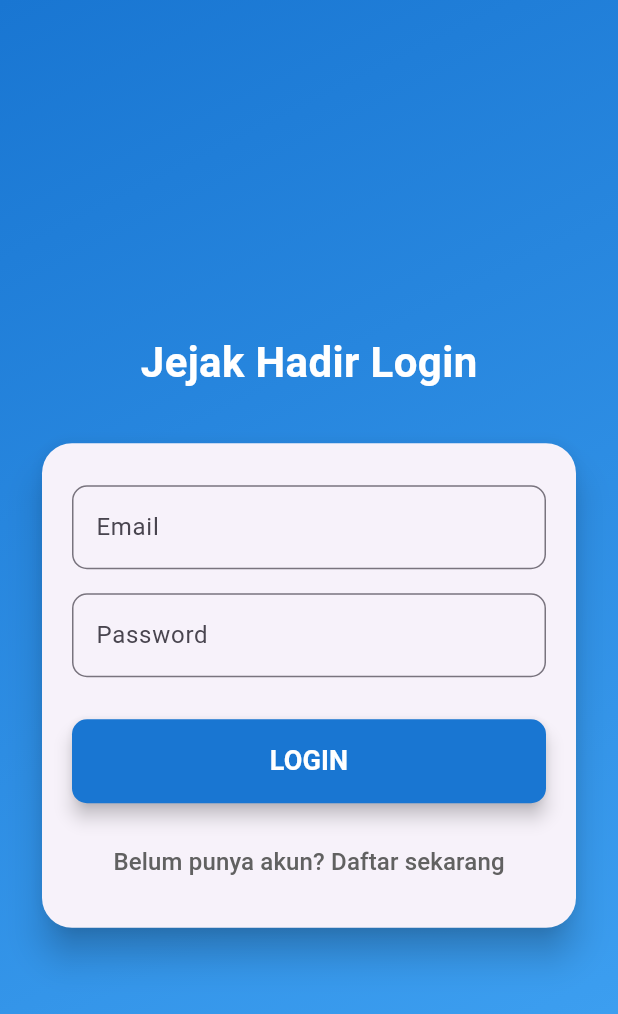
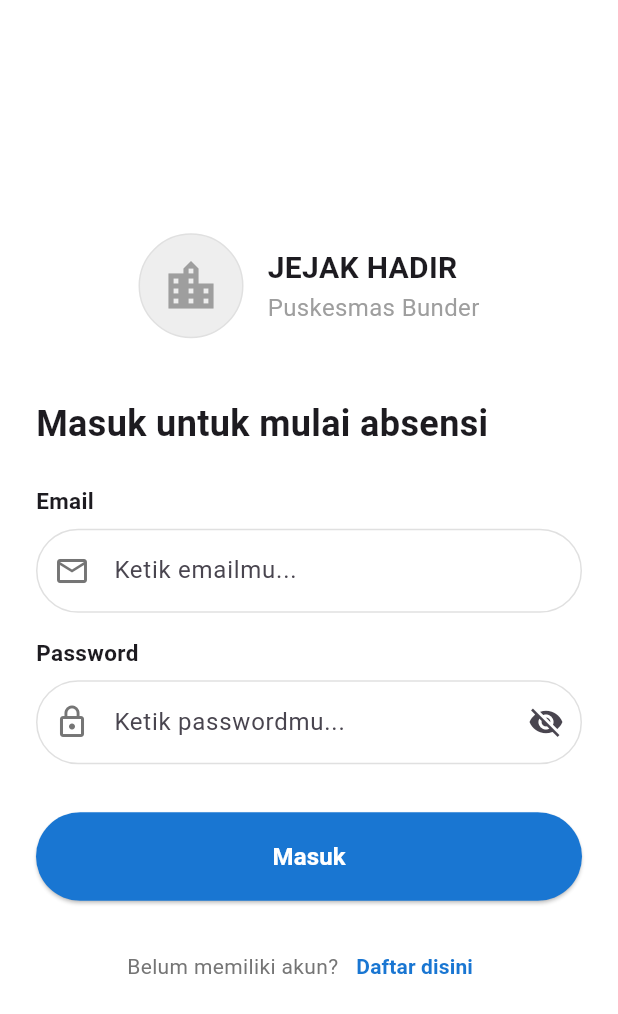
Before and after one commit to Rahidoct/Jejak-Hadir, a Flutter app: the screen it shows after launch, on a phone screen of 412 x 824 dp. Shown: the top 1014 px of the screen. Run offline on Flutter 3.47's test engine with Material 3 defaults, Android fonts, the light colour scheme and no system bars; our stand-ins replace geolocator, permission_handler, shared_preferences, table_calendar.

Commit message:
fix error login, logout, change password, and history attendance

```diff
--- a/lib/models/user_local.dart
+++ b/lib/models/user_local.dart
@@ -36,4 +36,8 @@ class LocalUser {
       grade: map['grade'] as String?,
     );
   }
+
+  static LocalUser fromJson(Map<String, dynamic> json) {
+    return LocalUser.fromMap(json);
+  }
 }
--- a/lib/screens/auth_screen_local.dart
+++ b/lib/screens/auth_screen_local.dart
@@ -10,6 +10,7 @@ class AuthScreenLocal extends StatefulWidget {
 
 class _AuthScreenLocalState extends State<AuthScreenLocal> {
   final AuthServiceLocal _auth = AuthServiceLocal.instance;
+
   final _formKey = GlobalKey<FormState>();
   String email = '';
   String password = '';
@@ -17,95 +18,144 @@ class _AuthScreenLocalState extends State<AuthScreenLocal> {
   bool isLogin = true;
   String error = '';
   bool _isLoading = false;
+  bool _isPasswordVisible = false;
 
-  Widget _buildInputField(
-    String label,
-    Function(String) onChanged, {
+  // --- [PERBAIKAN LOGIKA DISINI] ---
+  // Fungsi untuk menangani proses submit form
+  Widget _buildTextField({
+    required String label,
+    required IconData icon,
+    required Function(String) onChanged,
     bool isPassword = false,
     String? Function(String?)? validator,
   }) {
-    return Padding(
-      padding: const EdgeInsets.symmetric(vertical: 8.0),
-      child: TextFormField(
-        obscureText: isPassword,
+    return Column(
+      crossAxisAlignment: CrossAxisAlignment.start,
+      children: [
+        Text(label, style: const TextStyle(fontWeight: FontWeight.bold, fontSize: 15)),
+        const SizedBox(height: 8),
+        TextFormField(
+          obscureText: isPassword && !_isPasswordVisible,
+          onChanged: onChanged,
+          validator: validator,
           decoration: InputDecoration(
-          labelText: label,
-          border: OutlineInputBorder(borderRadius: BorderRadius.circular(10)),
+            prefixIcon: Icon(icon, color: Colors.grey.shade600),
+            suffixIcon: isPassword
+                ? IconButton(
+                    icon: Icon(_isPasswordVisible ? Icons.visibility : Icons.visibility_off),
+                    onPressed: () => setState(() => _isPasswordVisible = !_isPasswordVisible),
+                  )
+                : null,
+            hintText: 'Ketik ${label.toLowerCase()}mu...',
+            contentPadding: const EdgeInsets.symmetric(vertical: 16, horizontal: 20),
+            border: OutlineInputBorder(
+              borderRadius: BorderRadius.circular(30),
+              borderSide: BorderSide(color: Colors.grey.shade300),
             ),
-        validator: validator,
-        onChanged: onChanged,
+            enabledBorder: OutlineInputBorder(
+              borderRadius: BorderRadius.circular(30),
+              borderSide: BorderSide(color: Colors.grey.shade300),
             ),
+            focusedBorder: OutlineInputBorder(
+              borderRadius: BorderRadius.circular(30),
+              borderSide: BorderSide(color: Colors.blue.shade700, width: 2),
+            ),
+          ),
+        ),
+      ],
     );
   }
 
   @override
   Widget build(BuildContext context) {
     return Scaffold(
-      body: Container(
-        decoration: const BoxDecoration(
-          // --- [PERUBAHAN TEMA] ---
-          // Mengganti gradient dari hijau ke biru.
-          gradient: LinearGradient(
-            colors: [Color(0xFF1976D2), Color(0xFF42A5F5)], // Dari biru tua ke biru muda
-            begin: Alignment.topLeft,
-            end: Alignment.bottomRight,
-          ),
-        ),
+      backgroundColor: Colors.white,
+      body: SafeArea(
         child: Center(
           child: SingleChildScrollView(
-            padding: const EdgeInsets.all(24.0),
+            padding: const EdgeInsets.symmetric(horizontal: 24.0, vertical: 20.0),
             child: Form(
               key: _formKey,
               child: Column(
-                mainAxisAlignment: MainAxisAlignment.center,
+                crossAxisAlignment: CrossAxisAlignment.stretch,
                 children: <Widget>[
-                  const SizedBox(height: 20),
+                  // --- [PERBAIKAN DI SINI] ---
+                  // Row header sekarang diatur agar berada di tengah
+                  Row(
+                    mainAxisAlignment: MainAxisAlignment.center, // Ini kuncinya
+                    children: [
+                      // Logo Dummy
+                      Container(
+                        width: 70,
+                        height: 70,
+                        decoration: BoxDecoration(
+                          shape: BoxShape.circle,
+                          color: Colors.grey.shade200,
+                          border: Border.all(color: Colors.grey.shade300),
+                        ),
+                        // ubah icon aplikasi disini
+                        child: const Icon(Icons.location_city, size: 40, color: Colors.grey),
+                      ),
+                      const SizedBox(width: 16),
+                      // Kolom untuk teks tetap rata kiri
+                      const Column(
+                        crossAxisAlignment: CrossAxisAlignment.start,
+                        children: [
+                          Text('JEJAK HADIR', style: TextStyle(fontSize: 20, fontWeight: FontWeight.bold)),
+                          Text('Puskesmas Bunder', style: TextStyle(fontSize: 16, color: Colors.grey)),
+                        ],
+                      ),
+                    ],
+                  ),
+                  const SizedBox(height: 40),
+                  // --- AKHIR PERBAIKAN ---
+
+                  // --- JUDUL FORM ---
                   Text(
-                    isLogin ? 'Jejak Hadir Login' : 'Jejak Hadir Daftar',
-                    style: const TextStyle(
-                      fontSize: 28,
-                      fontWeight: FontWeight.bold,
-                      color: Colors.white,
+                    isLogin ? 'Masuk untuk mulai absensi' : 'Daftarkan Akun',
+                    style: const TextStyle(fontSize: 24, fontWeight: FontWeight.bold),
                   ),
+                  const SizedBox(height: 24),
+
+                  // --- INPUT FIELDS ---
+                  if (!isLogin) ...[
+                    _buildTextField(
+                      label: 'Nama Lengkap',
+                      icon: Icons.person_outline,
+                      onChanged: (val) => setState(() => name = val),
+                      validator: (val) => val!.isEmpty ? 'Nama tidak boleh kosong' : null,
                     ),
-                  const SizedBox(height: 30),
-                  Card(
-                    elevation: 10,
-                    shape: RoundedRectangleBorder(
-                      borderRadius: BorderRadius.circular(20),
+                    const SizedBox(height: 16),
+                  ],
+                  _buildTextField(
+                    label: 'Email',
+                    icon: Icons.email_outlined,
+                    onChanged: (val) => setState(() => email = val),
+                    validator: (val) => val!.isEmpty ? 'Email tidak boleh kosong' : null,
                   ),
-                    child: Padding(
-                      padding: const EdgeInsets.all(20.0),
-                      child: Column(
-                        mainAxisSize: MainAxisSize.min,
-                        children: [
-                          _buildInputField(
-                            'Email',
-                            (val) => setState(() => email = val),
-                            validator: (val) => val!.isEmpty ? 'Masukkan email' : null,
+                  const SizedBox(height: 16),
+                  _buildTextField(
+                    label: 'Password',
+                    icon: Icons.lock_outline,
+                    isPassword: true,
+                    onChanged: (val) => setState(() => password = val),
+                    validator: (val) {
+                      if (val!.isEmpty) return 'Password tidak boleh kosong';
+                      if (val.length < 6) return 'Password minimal 6 karakter';
+                      return null;
+                    },
                   ),
-                          _buildInputField(
-                            'Password',
-                            (val) => setState(() => password = val),
-                            isPassword: true,
-                            validator: (val) => val!.length < 6 ? 'Password min. 6 karakter' : null,
-                          ),
-                          if (!isLogin)
-                            _buildInputField(
-                              'Nama Lengkap',
-                              (val) => setState(() => name = val),
-                              validator: (val) => val!.isEmpty ? 'Masukkan nama Anda' : null,
-                            ),
-                          const SizedBox(height: 20),
-                          SizedBox(
-                            width: double.infinity,
-                            child: ElevatedButton(
+                  const SizedBox(height: 32),
+
+                  // --- TOMBOL AKSI ---
+                  ElevatedButton(
                     onPressed: _isLoading
                         ? null
                         : () async {
                             if (_formKey.currentState!.validate()) {
                               setState(() => _isLoading = true);
                               dynamic result;
+
                               if (isLogin) {
                                 result = await _auth.signInWithEmailAndPassword(email, password);
                                 if (result == null) {
@@ -115,60 +165,80 @@ class _AuthScreenLocalState extends State<AuthScreenLocal> {
                                 result = await _auth.registerWithEmailAndPassword(email, password, name);
                                 if (result == null) {
                                   setState(() => error = 'Pendaftaran gagal. Coba lagi.');
+                                } else {
+                                  // INI BAGIAN YANG DITAMBAHKAN
+                                  // Reset form setelah pendaftaran berhasil
+                                  setState(() {
+                                    isLogin = !isLogin;
+                                    error = '';
+                                    // Tambahkan ini untuk reset form saat toggle login/daftar
+                                    _formKey.currentState?.reset();
+                                    email = '';
+                                    password = '';
+                                    name = '';
+                                  });
+                                  // Tampilkan pesan sukses
+                                  // ignore: use_build_context_synchronously
+                                  ScaffoldMessenger.of(context).showSnackBar(
+                                    const SnackBar(
+                                      content: Text('Pendaftaran berhasil! Silakan login.'),
+                                      backgroundColor: Colors.green,
+                                    ),
+                                  );
                                 }
                               }
+
                               if (mounted) {
                                 setState(() => _isLoading = false);
                               }
                             }
                           },
                     style: ElevatedButton.styleFrom(
-                                // --- [PERUBAHAN TEMA] ---
-                                // Mengganti warna tombol dari hijau ke biru.
+                      padding: const EdgeInsets.symmetric(vertical: 18),
                       backgroundColor: Colors.blue.shade700,
                       foregroundColor: Colors.white,
-                                padding: const EdgeInsets.symmetric(vertical: 15),
-                                shape: RoundedRectangleBorder(
-                                  borderRadius: BorderRadius.circular(10),
-                                ),
-                                elevation: 5,
+                      shape: RoundedRectangleBorder(borderRadius: BorderRadius.circular(30)),
                     ),
                     child: _isLoading
-                                  ? const CircularProgressIndicator(color: Colors.white)
+                        ? const SizedBox(height: 20, width: 20, child: CircularProgressIndicator(strokeWidth: 3, color: Colors.white))
                         : Text(
-                                      isLogin ? 'LOGIN' : 'DAFTAR',
-                                      style: const TextStyle(fontSize: 18, fontWeight: FontWeight.bold),
+                            isLogin ? 'Masuk' : 'Daftar',
+                            style: const TextStyle(fontSize: 16, fontWeight: FontWeight.bold),
                           ),
                   ),
+                  const SizedBox(height: 20),
+
+                  // --- TOGGLE LOGIN/DAFTAR ---
+                  Row(
+                    mainAxisAlignment: MainAxisAlignment.center,
+                    children: [
+                      Text(
+                        isLogin ? 'Belum memiliki akun?' : 'Sudah memiliki akun?',
+                        style: TextStyle(color: Colors.grey.shade600),
                       ),
-                          const SizedBox(height: 15),
                       TextButton(
-                            onPressed: _isLoading
-                                ? null
-                                : () {
+                        onPressed: _isLoading ? null : () {
                           setState(() {
                             isLogin = !isLogin;
                             error = '';
                           });
                         },
                         child: Text(
-                              isLogin ? 'Belum punya akun? Daftar sekarang' : 'Sudah punya akun? Login di sini',
-                              style: TextStyle(
-                                color: _isLoading ? Colors.grey : Colors.grey[700],
-                                fontSize: 16,
+                          isLogin ? 'Daftar disini' : 'Masuk',
+                          style: TextStyle(fontWeight: FontWeight.bold, color: Colors.blue.shade700),
                         ),
                       ),
+                    ],
                   ),
-                          if (error.isNotEmpty) ...[
-                            const SizedBox(height: 10),
-                            Text(
+
+                  // --- PESAN ERROR ---
+                  if (error.isNotEmpty)
+                    Padding(
+                      padding: const EdgeInsets.only(top: 10.0),
+                      child: Text(
                         error,
                         style: const TextStyle(color: Colors.red, fontSize: 14.0),
                         textAlign: TextAlign.center,
-                            ),
-                          ],
-                        ],
-                      ),
                       ),
                     ),
                 ],
@@ -180,3 +250,5 @@ class _AuthScreenLocalState extends State<AuthScreenLocal> {
     );
   }
 }
+
+// kode akses awal
```
Also changed, not shown: lib/screens/history_screen_local.dart (+28 -23 lines), lib/screens/home_screen_local.dart (+40 -107 lines), lib/screens/profile_screen.dart (+26 -15 lines), lib/services/auth_service_local.dart (+95 -24 lines), lib/services/local_storage_service.dart (+23 -17 lines). Lines whose indentation alone changed are shown as unchanged.
